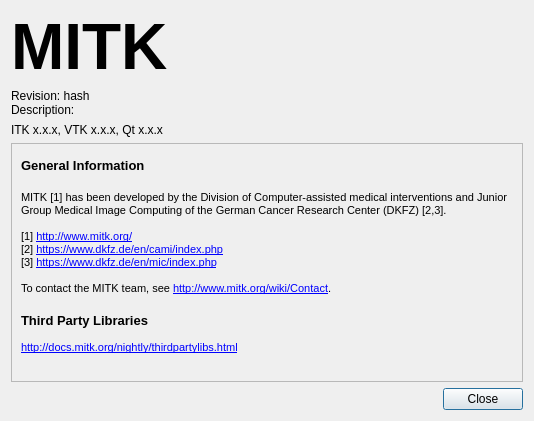
Above: Modules/QtWidgetsExt/src/QmitkAboutDialogGUI.ui from MITK/MITK before the change. Below: the same form after it.
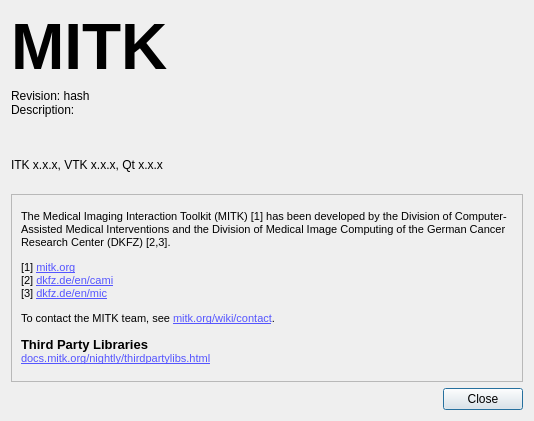
That is the form after the change. Icons and pictures are not drawn.

Commit message: Replaced the logo and updated info in about

Diff of the .ui file:
```diff
--- a/Modules/QtWidgetsExt/src/QmitkAboutDialogGUI.ui
+++ b/Modules/QtWidgetsExt/src/QmitkAboutDialogGUI.ui
@@ -88,6 +88,8 @@
       </spacer>
      </item>
      <item>
+      <layout class="QVBoxLayout" name="verticalLayout_3">
+       <item>
       <widget class="QLabel" name="m_LogoLabel">
        <property name="maximumSize">
         <size>
@@ -110,6 +112,21 @@
        </property>
       </widget>
      </item>
+       <item>
+        <spacer name="verticalSpacer">
+         <property name="orientation">
+          <enum>Qt::Vertical</enum>
+         </property>
+         <property name="sizeHint" stdset="0">
+          <size>
+           <width>20</width>
+           <height>40</height>
+          </size>
+         </property>
+        </spacer>
+       </item>
+      </layout>
+     </item>
     </layout>
    </item>
    <item>
@@ -122,32 +139,15 @@
        <rect>
         <x>0</x>
         <y>0</y>
-        <width>520</width>
-        <height>287</height>
+        <width>514</width>
+        <height>221</height>
        </rect>
       </property>
       <layout class="QGridLayout" name="gridLayout">
-       <item row="0" column="1">
+       <item row="0" column="0">
         <widget class="QLabel" name="m_AboutLabel">
          <property name="text">
-          <string>&lt;!DOCTYPE HTML PUBLIC &quot;-//W3C//DTD HTML 4.0//EN&quot; &quot;http://www.w3.org/TR/REC-html40/strict.dtd&quot;&gt;
-&lt;html&gt;&lt;head&gt;&lt;meta name=&quot;qrichtext&quot; content=&quot;1&quot; /&gt;&lt;style type=&quot;text/css&quot;&gt;
-p, li { white-space: pre-wrap; }
-&lt;/style&gt;&lt;/head&gt;&lt;body style=&quot; font-family:'MS Shell Dlg 2'; font-size:8pt; font-weight:400; font-style:normal;&quot;&gt;
-&lt;p style=&quot; margin-top:0px; margin-bottom:0px; margin-left:0px; margin-right:0px; -qt-block-indent:0; text-indent:0px;&quot;&gt;&lt;span style=&quot; font-family:'Ubuntu'; font-size:10pt; font-weight:600;&quot;&gt;General Information&lt;/span&gt;&lt;/p&gt;
-&lt;p style=&quot;-qt-paragraph-type:empty; margin-top:0px; margin-bottom:0px; margin-left:0px; margin-right:0px; -qt-block-indent:0; text-indent:0px; font-family:'Ubuntu'; font-size:11pt;&quot;&gt;&lt;br /&gt;&lt;/p&gt;
-&lt;p style=&quot; margin-top:0px; margin-bottom:0px; margin-left:0px; margin-right:0px; -qt-block-indent:0; text-indent:0px;&quot;&gt;MITK [1] has been developed by the Division of Computer-assisted medical interventions and Junior Group Medical Image Computing of the German Cancer Research Center (DKFZ) [2,3].&lt;/p&gt;
-&lt;p style=&quot;-qt-paragraph-type:empty; margin-top:0px; margin-bottom:0px; margin-left:0px; margin-right:0px; -qt-block-indent:0; text-indent:0px;&quot;&gt;&lt;br /&gt;&lt;/p&gt;
-&lt;p style=&quot; margin-top:0px; margin-bottom:0px; margin-left:0px; margin-right:0px; -qt-block-indent:0; text-indent:0px;&quot;&gt;[1] &lt;a href=&quot;http://www.mitk.org/&quot;&gt;&lt;span style=&quot; text-decoration: underline; color:#0000ff;&quot;&gt;http://www.mitk.org/&lt;/span&gt;&lt;/a&gt;&lt;/p&gt;
-&lt;p style=&quot; margin-top:0px; margin-bottom:0px; margin-left:0px; margin-right:0px; -qt-block-indent:0; text-indent:0px;&quot;&gt;[2] &lt;a href=&quot;https://www.dkfz.de/en/cami/index.php&quot;&gt;&lt;span style=&quot; text-decoration: underline; color:#0000ff;&quot;&gt;https://www.dkfz.de/en/cami/index.php&lt;/span&gt;&lt;/a&gt;&lt;/p&gt;
-&lt;p style=&quot; margin-top:0px; margin-bottom:0px; margin-left:0px; margin-right:0px; -qt-block-indent:0; text-indent:0px;&quot;&gt;[3] &lt;a href=&quot;https://www.dkfz.de/en/mic/index.php&quot;&gt;&lt;span style=&quot; text-decoration: underline; color:#0000ff;&quot;&gt;https://www.dkfz.de/en/mic/index.php&lt;/span&gt;&lt;/a&gt;&lt;/p&gt;
-&lt;p style=&quot;-qt-paragraph-type:empty; margin-top:0px; margin-bottom:0px; margin-left:0px; margin-right:0px; -qt-block-indent:0; text-indent:0px;&quot;&gt;&lt;br /&gt;&lt;/p&gt;
-&lt;p style=&quot; margin-top:0px; margin-bottom:0px; margin-left:0px; margin-right:0px; -qt-block-indent:0; text-indent:0px;&quot;&gt;To contact the MITK team, see &lt;a href=&quot;http://www.mitk.org/wiki/Contact&quot;&gt;&lt;span style=&quot; text-decoration: underline; color:#0000ff;&quot;&gt;http://www.mitk.org/wiki/Contact&lt;/span&gt;&lt;/a&gt;.&lt;/p&gt;
-&lt;p style=&quot;-qt-paragraph-type:empty; margin-top:0px; margin-bottom:0px; margin-left:0px; margin-right:0px; -qt-block-indent:0; text-indent:0px; font-family:'Ubuntu'; font-size:11pt;&quot;&gt;&lt;br /&gt;&lt;/p&gt;
-&lt;p style=&quot; margin-top:0px; margin-bottom:0px; margin-left:0px; margin-right:0px; -qt-block-indent:0; text-indent:0px;&quot;&gt;&lt;span style=&quot; font-size:10pt; font-weight:600;&quot;&gt;Third Party Libraries&lt;/span&gt;&lt;/p&gt;
-&lt;p style=&quot;-qt-paragraph-type:empty; margin-top:0px; margin-bottom:0px; margin-left:0px; margin-right:0px; -qt-block-indent:0; text-indent:0px;&quot;&gt;&lt;br /&gt;&lt;/p&gt;
-&lt;p style=&quot; margin-top:0px; margin-bottom:0px; margin-left:0px; margin-right:0px; -qt-block-indent:0; text-indent:0px;&quot;&gt;&lt;a href=&quot;http://docs.mitk.org/nightly/thirdpartylibs.html&quot;&gt;&lt;span style=&quot; text-decoration: underline; color:#0000ff;&quot;&gt;http://docs.mitk.org/nightly/thirdpartylibs.html&lt;/span&gt;&lt;/a&gt;&lt;/p&gt;
-&lt;p style=&quot;-qt-paragraph-type:empty; margin-top:0px; margin-bottom:0px; margin-left:0px; margin-right:0px; -qt-block-indent:0; text-indent:0px; text-decoration: underline; color:#0000ff;&quot;&gt;&lt;br /&gt;&lt;/p&gt;&lt;/body&gt;&lt;/html&gt;</string>
+          <string>&lt;html&gt;&lt;head/&gt;&lt;body&gt;&lt;p&gt;&lt;span style=&quot; font-size:8pt;&quot;&gt;The Medical Imaging Interaction Toolkit (MITK) [1] has been developed by the Division of Computer-Assisted Medical Interventions and the Division of Medical Image Computing of the German Cancer Research Center (DKFZ) [2,3].&lt;/span&gt;&lt;/p&gt;&lt;p&gt;&lt;span style=&quot; font-size:8pt;&quot;&gt;[1] &lt;/span&gt;&lt;a href=&quot;http://www.mitk.org/&quot;&gt;&lt;span style=&quot; font-size:8pt; text-decoration: underline; color:#5555ff;&quot;&gt;mitk.org&lt;br/&gt;&lt;/span&gt;&lt;/a&gt;&lt;span style=&quot; font-size:8pt;&quot;&gt;[2] &lt;/span&gt;&lt;a href=&quot;https://www.dkfz.de/en/cami/index.php&quot;&gt;&lt;span style=&quot; font-size:8pt; text-decoration: underline; color:#5555ff;&quot;&gt;dkfz.de/en/cami&lt;br/&gt;&lt;/span&gt;&lt;/a&gt;&lt;span style=&quot; font-size:8pt;&quot;&gt;[3] &lt;/span&gt;&lt;a href=&quot;https://www.dkfz.de/en/mic/index.php&quot;&gt;&lt;span style=&quot; font-size:8pt; text-decoration: underline; color:#5555ff;&quot;&gt;dkfz.de/en/mic&lt;/span&gt;&lt;/a&gt;&lt;/p&gt;&lt;p&gt;&lt;span style=&quot; font-size:8pt;&quot;&gt;To contact the MITK team, see &lt;/span&gt;&lt;a href=&quot;http://www.mitk.org/wiki/Contact&quot;&gt;&lt;span style=&quot; font-size:8pt; text-decoration: underline; color:#5555ff;&quot;&gt;mitk.org/wiki/contact&lt;/span&gt;&lt;/a&gt;&lt;span style=&quot; font-size:8pt;&quot;&gt;.&lt;/span&gt;&lt;/p&gt;&lt;p&gt;&lt;span style=&quot; font-size:10pt; font-weight:600;&quot;&gt;Third Party Libraries&lt;br/&gt;&lt;/span&gt;&lt;a href=&quot;http://docs.mitk.org/nightly/thirdpartylibs.html&quot;&gt;&lt;span style=&quot; font-size:8pt; text-decoration: underline; color:#5555ff;&quot;&gt;docs.mitk.org/nightly/thirdpartylibs.html&lt;/span&gt;&lt;/a&gt;&lt;/p&gt;&lt;/body&gt;&lt;/html&gt;</string>
          </property>
          <property name="wordWrap">
           <bool>true</bool>
```
Left out of the diff: 6 changed lines with no effect on the pictures. Lines whose indentation alone changed are shown as unchanged. The commit also changes 4 other files.
